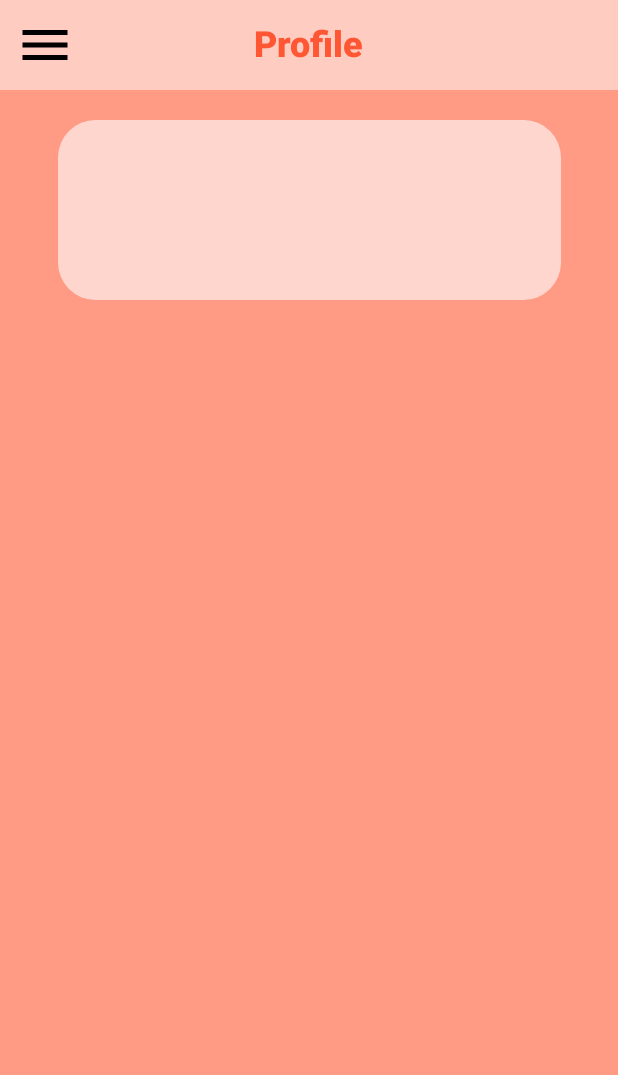
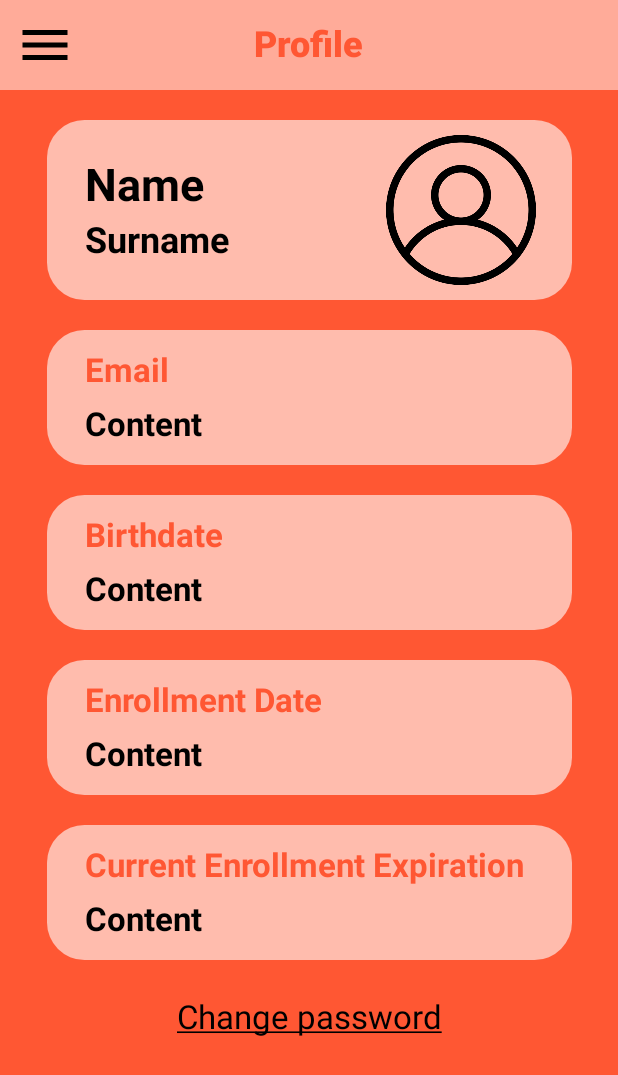
Before and after one commit to jorgealamoo/GymApp, an Android app built with Jetpack Compose: the @Preview function ProfilePreview, on a phone screen of 412 x 824 dp. Shown: the top 1075 px of the screen. Run offline under Robolectric (Android 15) with nearby library versions, the phone set to English and light mode, and no system bars; missing, so only their content is drawn: GymAppTheme.

Commit message:
Profile sin terminar 2

```diff
--- a/app/src/main/java/com/example/gymapp/ui/components/profile_content/ProfileContentView.kt
+++ b/app/src/main/java/com/example/gymapp/ui/components/profile_content/ProfileContentView.kt
@@ -10,10 +10,12 @@ import androidx.compose.material3.Text
 import androidx.compose.runtime.Composable
 import androidx.compose.ui.Modifier
 import androidx.compose.ui.draw.clip
+import androidx.compose.ui.res.stringResource
 import androidx.compose.ui.text.font.FontWeight
 import androidx.compose.ui.tooling.preview.Preview
 import androidx.compose.ui.unit.dp
 import androidx.compose.ui.unit.sp
+import com.example.gymapp.R
 import com.example.gymapp.ui.theme.Black
 import com.example.gymapp.ui.theme.GymRed
 import com.example.gymapp.ui.theme.White
@@ -22,7 +24,7 @@ import java.util.Date
 import java.util.Locale
 
 @Composable
-fun ProfileContent(title: String = "Title", content: Any = "Content"){
+fun ProfileContent(title: Int = R.string.title, content: Any = "Content"){
     val contentText = when (content) {
         is String -> content
         is Date -> SimpleDateFormat("dd/MM/yyyy", Locale.getDefault()).format(content)
@@ -44,7 +46,7 @@ fun ProfileContent(title: String = "Title", content: Any = "Content"){
         verticalArrangement = Arrangement.Center
     ) {
         Text(
-            text = title,
+            text = stringResource(id = title),
             color = GymRed,
             fontSize = 22.sp,
             fontWeight = FontWeight.Bold,
--- a/app/src/main/java/com/example/gymapp/ui/profile/ProfileView.kt
+++ b/app/src/main/java/com/example/gymapp/ui/profile/ProfileView.kt
@@ -1,21 +1,32 @@
 package com.example.gymapp.ui.profile
 
+import android.widget.Space
+import androidx.compose.foundation.Image
 import androidx.compose.foundation.background
 import androidx.compose.foundation.layout.Column
 import androidx.compose.foundation.layout.Row
 import androidx.compose.foundation.layout.Spacer
 import androidx.compose.foundation.layout.fillMaxSize
 import androidx.compose.foundation.layout.height
+import androidx.compose.foundation.layout.padding
 import androidx.compose.foundation.layout.size
+import androidx.compose.foundation.layout.width
 import androidx.compose.foundation.shape.RoundedCornerShape
+import androidx.compose.material3.Text
 import androidx.compose.runtime.Composable
 import androidx.compose.ui.Alignment
 import androidx.compose.ui.Modifier
 import androidx.compose.ui.draw.clip
+import androidx.compose.ui.res.painterResource
+import androidx.compose.ui.res.stringResource
+import androidx.compose.ui.text.font.FontWeight
+import androidx.compose.ui.text.style.TextDecoration
 import androidx.compose.ui.tooling.preview.Preview
 import androidx.compose.ui.unit.dp
+import androidx.compose.ui.unit.sp
 import com.example.gymapp.R
 import com.example.gymapp.ui.components.header.Header
+import com.example.gymapp.ui.components.profile_content.ProfileContent
 import com.example.gymapp.ui.theme.GymRed
 import com.example.gymapp.ui.theme.White
 
@@ -24,7 +35,7 @@ fun Profile() {
     Column(
         modifier = Modifier
             .fillMaxSize()
-            .background(GymRed.copy(0.6f)),
+            .background(GymRed),
         horizontalAlignment = Alignment.CenterHorizontally
     ) {
         Header(title = R.string.profile)
@@ -32,23 +43,70 @@ fun Profile() {
         Spacer(modifier = Modifier.height(20.dp))
 
         UserInfo()
+
+        Spacer(modifier = Modifier.height(20.dp))
+
+        ProfileContent(title = R.string.email)
+
+        Spacer(modifier = Modifier.height(20.dp))
+
+        ProfileContent(title = R.string.birthdate)
+
+        Spacer(modifier = Modifier.height(20.dp))
+
+        ProfileContent(title = R.string.enrollment_date)
+
+        Spacer(modifier = Modifier.height(20.dp))
+
+        ProfileContent(title = R.string.current_expiration)
+
+        Spacer(modifier = Modifier.height(25.dp))
+
+        Text(
+            text = stringResource(R.string.change_password),
+            fontSize = 22.sp,
+            textDecoration = TextDecoration.Underline
+        )
     }
 }
 
 @Composable
-fun UserInfo() {
+fun UserInfo(name: String = "Name", surname: String = "Surname") {
     Row(
         modifier = Modifier
-            .size(335.dp, 120.dp)
+            .size(350.dp, 120.dp)
             .clip(RoundedCornerShape(25.dp))
             .background(White.copy(0.6f)),
         verticalAlignment = Alignment.CenterVertically
     ) {
         Column(
+            modifier = Modifier
+                .padding(25.dp, 0.dp)
+        ) {
+            Text(
+                text = name,
+                fontSize = 30.sp,
+                fontWeight = FontWeight.Bold
+            )
 
-        ) {
+            Spacer(modifier = Modifier.height(5.dp))
 
+            Text(
+                text = surname,
+                fontSize = 24.sp,
+                fontWeight = FontWeight.Bold
+            )
         }
+
+        Spacer(modifier = Modifier.weight(1f))
+
+        Image(
+            painter = painterResource(id = R.drawable.user),
+            contentDescription = stringResource(R.string.profile_image),
+            modifier = Modifier.size(100.dp)
+        )
+
+        Spacer(modifier = Modifier.weight(0.3f))
     }
 }
 
--- a/app/src/main/res/values/strings.xml
+++ b/app/src/main/res/values/strings.xml
@@ -12,5 +12,12 @@
     <string name="gym_name">Gym Name</string>
     <string name="points">Points</string>
     <string name="spots">spots available</string>
+    <string name="title">Title</string>
+    <string name="email">Email</string>
+    <string name="birthdate">Birthdate</string>
+    <string name="enrollment_date">Enrollment Date</string>
+    <string name="current_expiration">Current Enrollment Expiration</string>
+    <string name="change_password">Change password</string>
+    <string name="profile_image">Profile image</string>
 
 </resources>
```
Also changed, not shown: app/src/main/res/drawable/user.png (added).
